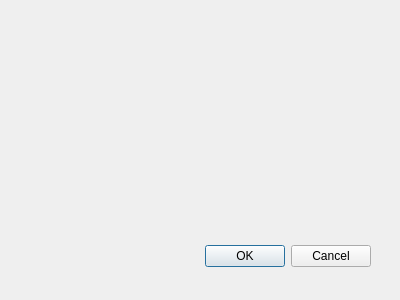
Old version of the form filtersettingswindow.ui in the repository AONunan/FinalYearProject.
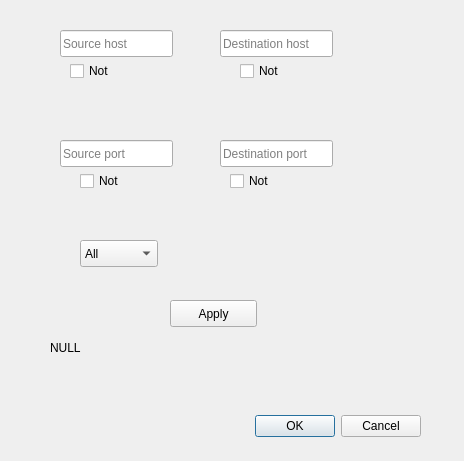
New version of the form.

Commit message: Added filtering functionality (not fully tested)

The edit to the form file:
```diff
--- a/filtersettingswindow.ui
+++ b/filtersettingswindow.ui
@@ -8,8 +8,8 @@
    <rect>
     <x>0</x>
     <y>0</y>
-    <width>400</width>
-    <height>300</height>
+    <width>464</width>
+    <height>461</height>
    </rect>
   </property>
   <property name="windowTitle">
@@ -18,8 +18,8 @@
   <widget name="buttonBox" class="QDialogButtonBox">
    <property name="geometry">
     <rect>
-     <x>30</x>
-     <y>240</y>
+     <x>80</x>
+     <y>410</y>
      <width>341</width>
      <height>32</height>
     </rect>
@@ -31,6 +31,166 @@
     <set>QDialogButtonBox::Cancel|QDialogButtonBox::Ok</set>
    </property>
   </widget>
+  <widget class="QLineEdit" name="lineEdit_src_host">
+   <property name="geometry">
+    <rect>
+     <x>60</x>
+     <y>30</y>
+     <width>113</width>
+     <height>27</height>
+    </rect>
+   </property>
+   <property name="placeholderText">
+    <string>Source host</string>
+   </property>
+  </widget>
+  <widget class="QLineEdit" name="lineEdit_dst_host">
+   <property name="geometry">
+    <rect>
+     <x>220</x>
+     <y>30</y>
+     <width>113</width>
+     <height>27</height>
+    </rect>
+   </property>
+   <property name="placeholderText">
+    <string>Destination host</string>
+   </property>
+  </widget>
+  <widget class="QLineEdit" name="lineEdit_src_port">
+   <property name="geometry">
+    <rect>
+     <x>60</x>
+     <y>140</y>
+     <width>113</width>
+     <height>27</height>
+    </rect>
+   </property>
+   <property name="placeholderText">
+    <string>Source port</string>
+   </property>
+  </widget>
+  <widget class="QLineEdit" name="lineEdit_dst_port">
+   <property name="geometry">
+    <rect>
+     <x>220</x>
+     <y>140</y>
+     <width>113</width>
+     <height>27</height>
+    </rect>
+   </property>
+   <property name="placeholderText">
+    <string>Destination port</string>
+   </property>
+  </widget>
+  <widget class="QComboBox" name="comboBox_protocol">
+   <property name="geometry">
+    <rect>
+     <x>80</x>
+     <y>240</y>
+     <width>78</width>
+     <height>27</height>
+    </rect>
+   </property>
+   <item>
+    <property name="text">
+     <string>All</string>
+    </property>
+   </item>
+   <item>
+    <property name="text">
+     <string>TCP</string>
+    </property>
+   </item>
+   <item>
+    <property name="text">
+     <string>UDP</string>
+    </property>
+   </item>
+   <item>
+    <property name="text">
+     <string>Other</string>
+    </property>
+   </item>
+  </widget>
+  <widget class="QLabel" name="label_temp">
+   <property name="geometry">
+    <rect>
+     <x>50</x>
+     <y>340</y>
+     <width>381</width>
+     <height>16</height>
+    </rect>
+   </property>
+   <property name="text">
+    <string>NULL</string>
+   </property>
+  </widget>
+  <widget class="QPushButton" name="pushButton_temp">
+   <property name="geometry">
+    <rect>
+     <x>170</x>
+     <y>300</y>
+     <width>87</width>
+     <height>27</height>
+    </rect>
+   </property>
+   <property name="text">
+    <string>Apply</string>
+   </property>
+  </widget>
+  <widget class="QCheckBox" name="checkBox_src_host">
+   <property name="geometry">
+    <rect>
+     <x>70</x>
+     <y>60</y>
+     <width>90</width>
+     <height>22</height>
+    </rect>
+   </property>
+   <property name="text">
+    <string>Not</string>
+   </property>
+  </widget>
+  <widget class="QCheckBox" name="checkBox_dst_host">
+   <property name="geometry">
+    <rect>
+     <x>240</x>
+     <y>60</y>
+     <width>90</width>
+     <height>22</height>
+    </rect>
+   </property>
+   <property name="text">
+    <string>Not</string>
+   </property>
+  </widget>
+  <widget class="QCheckBox" name="checkBox_src_port">
+   <property name="geometry">
+    <rect>
+     <x>80</x>
+     <y>170</y>
+     <width>90</width>
+     <height>22</height>
+    </rect>
+   </property>
+   <property name="text">
+    <string>Not</string>
+   </property>
+  </widget>
+  <widget class="QCheckBox" name="checkBox_dst_port">
+   <property name="geometry">
+    <rect>
+     <x>230</x>
+     <y>170</y>
+     <width>90</width>
+     <height>22</height>
+    </rect>
+   </property>
+   <property name="text">
+    <string>Not</string>
+   </property>
+  </widget>
  </widget>
  <pixmapfunction/>
  <resources/>
```
Left out of the diff: 9 changed lines with no effect on the pictures. The commit also changes 2 other files.
